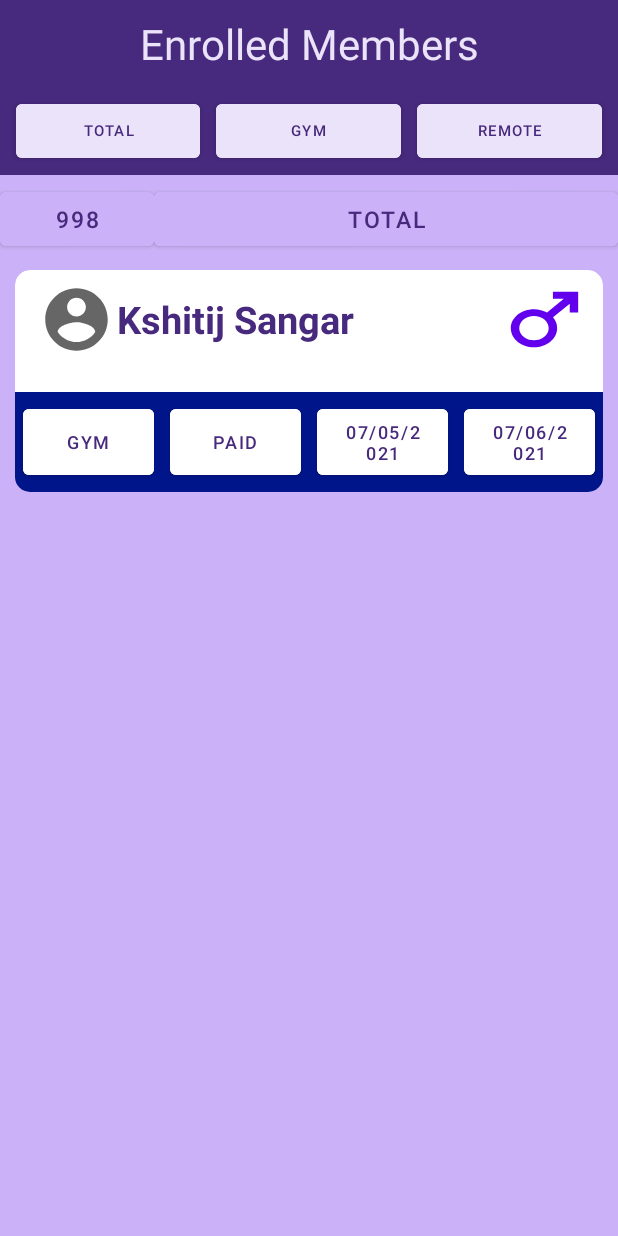
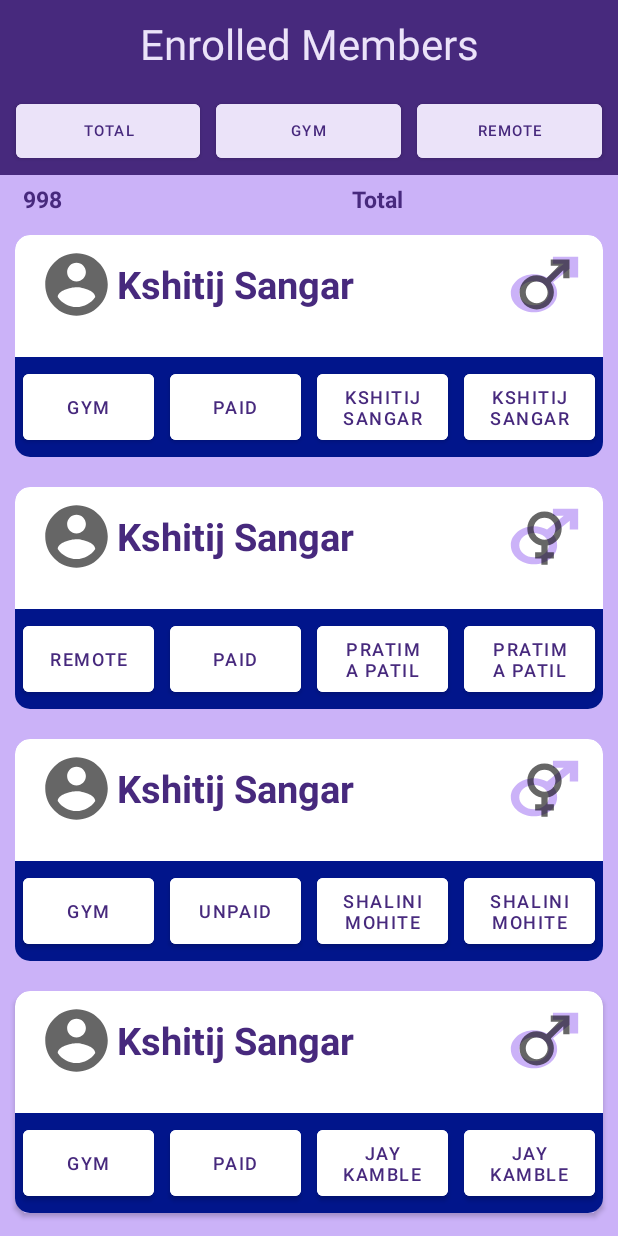
Before and after one commit to KshitijSangar217/Gym-Buddy, an Android app: the TrainerMainPage screen opened directly, with no data from a screen before it, after a tap on "MEMBERS", on a phone screen of 412 x 824 dp. Run offline under Robolectric (Android 15) with nearby library versions, the phone set to English and light mode, and no system bars; our stand-ins replace Firebase (no records; nobody signed in at launch, a user with empty details on screens opened directly); 2 statements that could not run were skipped.

Commit message:
Trainers enrolled list design completed. Partially working

```diff
--- a/app/src/main/AndroidManifest.xml
+++ b/app/src/main/AndroidManifest.xml
@@ -11,7 +11,8 @@
         android:roundIcon="@mipmap/ic_launcher_round"
         android:supportsRtl="true"
         android:theme="@style/Theme.PBL_Android">
-        <activity android:name=".TrainersEnrolment"></activity>
+        <activity android:name=".TrainersEnrolledMemberList"></activity>
+        <activity android:name=".TrainersEnrolment" />
         <activity android:name=".MemberSignUp" />
         <activity android:name=".MemberMainPage" />
         <activity android:name=".TrainerMainPage" />
--- /dev/null
+++ b/app/src/main/java/com/example/pbl_android/HelperClasses/TrainersEnrolledAdapter.java
@@ -0,0 +1,65 @@
+package com.example.pbl_android.HelperClasses;
+
+import android.view.LayoutInflater;
+import android.view.View;
+import android.view.ViewGroup;
+import android.widget.Button;
+import android.widget.TextView;
+
+import androidx.annotation.NonNull;
+import androidx.appcompat.widget.AppCompatImageButton;
+import androidx.recyclerview.widget.RecyclerView;
+
+import com.example.pbl_android.R;
+
+import java.util.ArrayList;
+import java.util.Date;
+
+public class TrainersEnrolledAdapter extends RecyclerView.Adapter<TrainersEnrolledAdapter.TrainerViewHolder> {
+
+    ArrayList<TrainersEnrolledHelperClass> enrolledMembersList;
+
+    public TrainersEnrolledAdapter(ArrayList<TrainersEnrolledHelperClass> enrolledMembersList) {
+        this.enrolledMembersList = enrolledMembersList;
+    }
+
+    @NonNull
+    @Override
+    public TrainerViewHolder onCreateViewHolder(@NonNull ViewGroup parent, int viewType) {
+        View view = LayoutInflater.from(parent.getContext()).inflate(R.layout.trainers_enrolled_card_design, parent, false);
+        TrainerViewHolder trainerViewHolder =  new TrainerViewHolder(view);
+        return trainerViewHolder;
+    }
+
+    @Override
+    public void onBindViewHolder(@NonNull TrainerViewHolder holder, int position) {
+        TrainersEnrolledHelperClass trainersEnrolledHelperClass = enrolledMembersList.get(position);
+        holder.name.setText(trainersEnrolledHelperClass.getName());
+        holder.gender.setImageResource(trainersEnrolledHelperClass.getGender());
+        holder.mode.setText(trainersEnrolledHelperClass.getMode());
+        holder.fee.setText(trainersEnrolledHelperClass.getFee());
+        holder.startdate.setText(trainersEnrolledHelperClass.getName());
+        holder.enddate.setText(trainersEnrolledHelperClass.getName());
+    }
+
+    @Override
+    public int getItemCount() {
+        return enrolledMembersList.size();
+    }
+
+    public static class TrainerViewHolder extends RecyclerView.ViewHolder{
+
+        Button name, mode, fee, startdate, enddate;
+        AppCompatImageButton gender;
+        public TrainerViewHolder(@NonNull View itemView) {
+            super(itemView);
+
+            name = itemView.findViewById(R.id.trainerCardName);
+            gender = itemView.findViewById(R.id.trainerCardGender);
+            mode = itemView.findViewById(R.id.trainerCardMode);
+            fee = itemView.findViewById(R.id.trainerCardFee);
+            startdate = itemView.findViewById(R.id.trainerCardStartDt);
+            enddate = itemView.findViewById(R.id.trainerCardEndDt);
+        }
+    }
+}
--- /dev/null
+++ b/app/src/main/java/com/example/pbl_android/HelperClasses/TrainersEnrolledHelperClass.java
@@ -0,0 +1,40 @@
+package com.example.pbl_android.HelperClasses;
+
+public class TrainersEnrolledHelperClass {
+    String name, mode, fee;
+    String start, end;
+    int gender;
+
+    public TrainersEnrolledHelperClass(String name, int gender, String mode, String fee, String start, String end) {
+        this.name = name;
+        this.gender = gender;
+        this.mode = mode;
+        this.fee = fee;
+        this.start = start;
+        this.end = end;
+    }
+
+    public String getName() {
+        return name;
+    }
+
+    public int getGender() {
+        return gender;
+    }
+
+    public String getMode() {
+        return mode;
+    }
+
+    public String getFee() {
+        return fee;
+    }
+
+    public String getStart() {
+        return start;
+    }
+
+    public String  getEnd() {
+        return end;
+    }
+}
--- a/app/src/main/java/com/example/pbl_android/TrainerMainPage.java
+++ b/app/src/main/java/com/example/pbl_android/TrainerMainPage.java
@@ -23,7 +23,7 @@
     }
 
     public void membersList(View view) {
-        Intent i = new Intent(TrainerMainPage.this, TrainersEnrolment.class);
+        Intent i = new Intent(TrainerMainPage.this, TrainersEnrolledMemberList.class);
         startActivity(i);
     }
 }
--- /dev/null
+++ b/app/src/main/java/com/example/pbl_android/TrainersEnrolledMemberList.java
@@ -0,0 +1,47 @@
+package com.example.pbl_android;
+
+import androidx.appcompat.app.AppCompatActivity;
+import androidx.constraintlayout.motion.widget.TransitionAdapter;
+import androidx.recyclerview.widget.LinearLayoutManager;
+import androidx.recyclerview.widget.RecyclerView;
+
+import android.os.Bundle;
+
+import com.example.pbl_android.HelperClasses.TrainersEnrolledAdapter;
+import com.example.pbl_android.HelperClasses.TrainersEnrolledHelperClass;
+
+import java.util.ArrayList;
+import java.util.Date;
+
+public class TrainersEnrolledMemberList extends AppCompatActivity {
+
+    RecyclerView recyclerTrainer;
+    RecyclerView.Adapter adapter;
+    @Override
+    protected void onCreate(Bundle savedInstanceState) {
+        super.onCreate(savedInstanceState);
+        setContentView(R.layout.activity_trainers_enrolled_member_list);
+
+        //Hooks
+        recyclerTrainer = findViewById(R.id.recyclerTrainer);
+        recyclerTrainer();
+    }
+
+    private void recyclerTrainer() {
+        recyclerTrainer.setHasFixedSize(true);
+        recyclerTrainer.setLayoutManager(new LinearLayoutManager(this, LinearLayoutManager.VERTICAL, false));
+
+        ArrayList<TrainersEnrolledHelperClass> enrolledMembersList = new ArrayList<>();
+
+
+        enrolledMembersList.add(new TrainersEnrolledHelperClass("Kshitij Sangar", R.drawable.ic_baseline_male_50, "Gym", "Paid", "02/04/2021", "02/05/2021"));
+        enrolledMembersList.add(new TrainersEnrolledHelperClass("Pratima Patil", R.drawable.ic_baseline_female_50, "Remote", "Paid", "02/04/2021", "02/05/2021"));
+        enrolledMembersList.add(new TrainersEnrolledHelperClass("Shalini Mohite", R.drawable.ic_baseline_female_50, "Gym", "Unpaid", "02/04/2021", "02/05/2021"));
+        enrolledMembersList.add(new TrainersEnrolledHelperClass("Jay Kamble", R.drawable.ic_baseline_male_50, "Gym", "Paid", "02/04/2021", "02/05/2021"));
+
+         adapter = new TrainersEnrolledAdapter(enrolledMembersList);
+
+        recyclerTrainer.setAdapter(adapter);
+
+    }
+}
--- /dev/null
+++ b/app/src/main/res/layout/activity_trainers_enrolled_member_list.xml
@@ -0,0 +1,112 @@
+<?xml version="1.0" encoding="utf-8"?>
+<TableLayout xmlns:android="http://schemas.android.com/apk/res/android"
+    xmlns:app="http://schemas.android.com/apk/res-auto"
+    xmlns:tools="http://schemas.android.com/tools"
+    android:layout_width="match_parent"
+    android:layout_height="match_parent"
+    android:background="#CBB2F8"
+    tools:context=".TrainersEnrolment">
+
+
+    <androidx.appcompat.widget.LinearLayoutCompat
+        android:id="@+id/title"
+        android:layout_width="match_parent"
+        android:layout_height="wrap_content"
+        android:background="#47297D">
+
+        <TextView
+            android:layout_width="match_parent"
+            android:layout_height="wrap_content"
+            android:gravity="center"
+            android:padding="10dp"
+            android:text="Enrolled Members"
+            android:textColor="#EBE3F9"
+            android:textSize="28sp" />
+    </androidx.appcompat.widget.LinearLayoutCompat>
+
+    <TableRow
+        android:id="@+id/toptabs"
+        android:layout_width="match_parent"
+        android:layout_height="wrap_content"
+        android:layout_below="@+id/title"
+        android:layout_marginBottom="5dp"
+        android:background="#47297D"
+        android:paddingLeft="5dp"
+        android:paddingRight="5dp">
+
+        <Button
+            android:layout_width="0dp"
+            android:layout_height="match_parent"
+            android:layout_margin="5dp"
+            android:layout_weight="33"
+            android:backgroundTint="#EBE3F9"
+            android:text="Total"
+            android:textColor="#47297D"
+            android:textSize="10dp" />
+
+        <Button
+            android:layout_width="0dp"
+            android:layout_height="match_parent"
+            android:layout_margin="5dp"
+            android:layout_weight="33"
+            android:backgroundTint="#EBE3F9"
+            android:text="Gym"
+            android:textColor="#47297D"
+            android:textSize="10dp" />
+
+        <Button
+            android:layout_width="0dp"
+            android:layout_height="match_parent"
+            android:layout_margin="5dp"
+            android:layout_weight="33"
+            android:backgroundTint="#EBE3F9"
+            android:text="Remote"
+            android:textColor="#47297D"
+            android:textSize="10dp" />
+    </TableRow>
+
+    <TableRow android:layout_marginBottom="3dp">
+
+        <TextView
+            android:layout_width="0dp"
+            android:layout_height="wrap_content"
+            android:layout_marginLeft="15dp"
+            android:layout_weight="15"
+            android:gravity="left"
+            android:text="998"
+            android:textColor="#47297D"
+            android:textSize="15dp"
+            android:textStyle="bold" />
+
+        <TextView
+            android:layout_width="0dp"
+            android:layout_height="wrap_content"
+            android:layout_marginLeft="15dp"
+            android:layout_weight="80"
+            android:gravity="center"
+            android:text="Total"
+            android:textColor="#47297D"
+            android:textSize="15dp"
+            android:textStyle="bold" />
+    </TableRow>
+
+
+    <ScrollView
+        android:layout_width="match_parent"
+        android:layout_height="match_parent">
+
+        <LinearLayout
+            android:layout_width="match_parent"
+            android:layout_height="match_parent"
+            android:orientation="vertical">
+
+            <androidx.recyclerview.widget.RecyclerView
+                android:id="@+id/recyclerTrainer"
+                android:layout_width="match_parent"
+                android:layout_height="match_parent">
+
+            </androidx.recyclerview.widget.RecyclerView>
+        </LinearLayout>
+
+    </ScrollView>
+</TableLayout>
--- /dev/null
+++ b/app/src/main/res/layout/trainers_enrolled_card_design.xml
@@ -0,0 +1,106 @@
+<?xml version="1.0" encoding="utf-8"?>
+
+<androidx.cardview.widget.CardView xmlns:android="http://schemas.android.com/apk/res/android"
+    android:layout_width="match_parent"
+    android:layout_height="wrap_content"
+    xmlns:app="http://schemas.android.com/apk/res-auto"
+    android:id="@+id/memberCard"
+    android:layout_margin="10dp"
+    android:background="@color/black"
+    android:clickable="true"
+    android:onClick="memberProfileForTrainer"
+    android:padding="50dp"
+    app:cardCornerRadius="10dp"
+    android:elevation="8dp">
+
+    <TableLayout
+        android:layout_width="match_parent"
+        android:layout_height="wrap_content">
+
+        <TableRow android:layout_marginBottom="15dp">
+
+            <TextView
+                android:id="@+id/trainerCardName"
+                android:layout_width="0dp"
+                android:layout_height="match_parent"
+                android:layout_margin="8dp"
+                android:layout_weight="80"
+                android:backgroundTint="#CBB2F8"
+                android:drawableLeft="@drawable/ic_baseline_account_circle_50"
+                android:drawablePadding="2dp"
+                android:gravity="left|center"
+                android:paddingLeft="8dp"
+                android:text="Kshitij Sangar"
+                android:textColor="#47297D"
+                android:textSize="25sp"
+                android:textStyle="bold" />
+
+            <androidx.appcompat.widget.AppCompatImageButton
+                android:id="@+id/trainerCardGender"
+                android:layout_width="0dp"
+                android:layout_height="match_parent"
+                android:layout_margin="5dp"
+                android:layout_weight="18"
+                android:background="@drawable/ic_baseline_male_50"
+                android:backgroundTint="#CBB2F8"
+                android:clickable="false"
+                android:drawablePadding="0dp"
+                android:textColor="#47297D"
+                android:textSize="18dp"/>
+        </TableRow>
+
+        <TableRow android:background="#01158B">
+
+            <Button
+                android:id="@+id/trainerCardMode"
+                android:layout_width="0dp"
+                android:layout_height="match_parent"
+                android:layout_margin="5dp"
+                android:layout_weight="15"
+                android:backgroundTint="#FFFFFF"
+                android:clickable="false"
+                android:text="Gym"
+                android:textColor="#47297D"
+                android:textSize="12dp" />
+
+            <Button
+                android:id="@+id/trainerCardFee"
+                android:layout_width="0dp"
+                android:layout_height="match_parent"
+                android:layout_margin="5dp"
+                android:layout_weight="15"
+                android:backgroundTint="#FFFFFF"
+                android:clickable="false"
+                android:text="Paid"
+                android:textColor="#47297D"
+                android:textSize="12dp" />
+
+            <Button
+                android:id="@+id/trainerCardStartDt"
+                android:layout_width="0dp"
+                android:layout_height="match_parent"
+                android:layout_margin="5dp"
+                android:layout_weight="15"
+                android:backgroundTint="#FFFFFF"
+                android:clickable="false"
+                android:text="07/05/2021"
+                android:textColor="#47297D"
+                android:textSize="12dp" />
+
+            <Button
+                android:id="@+id/trainerCardEndDt"
+                android:layout_width="0dp"
+                android:layout_height="match_parent"
+                android:layout_margin="5dp"
+                android:layout_weight="15"
+                android:backgroundTint="#FFFFFF"
+                android:clickable="false"
+                android:text="07/06/2021"
+                android:textColor="#47297D"
+                android:textSize="12dp" />
+
+
+        </TableRow>
+    </TableLayout>
+
+</androidx.cardview.widget.CardView>
```
